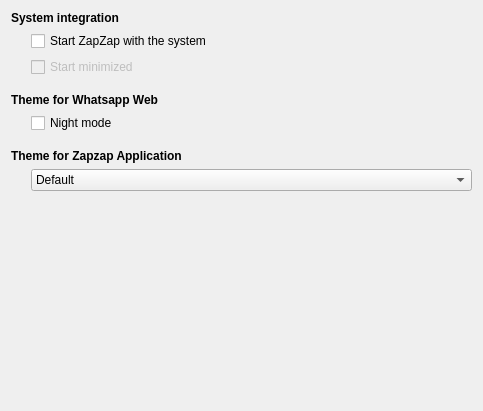
First picture: the form in zapzap/view/settings_system.ui, repository rafatosta/zapzap, before the edit.
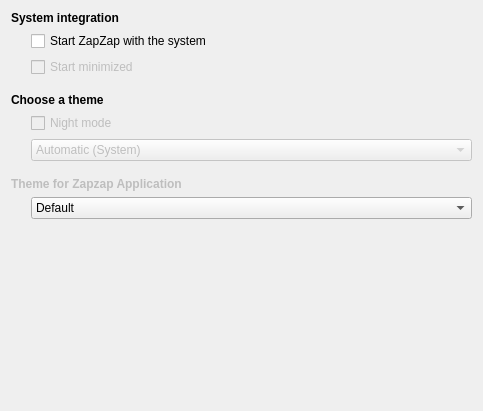
Second picture: the form after the edit.

Commit message: Theme of the app and web page for the system standard

Diff of the .ui file:
```diff
--- a/zapzap/view/settings_system.ui
+++ b/zapzap/view/settings_system.ui
@@ -65,7 +65,7 @@
         </font>
        </property>
        <property name="text">
-        <string>Theme for Whatsapp Web</string>
+        <string>Choose a theme</string>
        </property>
       </widget>
      </item>
@@ -79,15 +79,43 @@
        </property>
        <item>
         <widget class="QCheckBox" name="night_mode">
+         <property name="enabled">
+          <bool>false</bool>
+         </property>
          <property name="text">
           <string>Night mode</string>
          </property>
         </widget>
        </item>
+       <item>
+        <widget class="QComboBox" name="comboBox_2">
+         <property name="enabled">
+          <bool>false</bool>
+         </property>
+         <item>
+          <property name="text">
+           <string>Automatic (System)</string>
+          </property>
+         </item>
+         <item>
+          <property name="text">
+           <string>Light</string>
+          </property>
+         </item>
+         <item>
+          <property name="text">
+           <string>Dark</string>
+          </property>
+         </item>
+        </widget>
+       </item>
       </layout>
      </item>
      <item>
       <widget class="QLabel" name="label_3">
+       <property name="enabled">
+        <bool>false</bool>
+       </property>
        <property name="font">
         <font>
          <bold>true</bold>
```
The commit also changes 5 other files.
